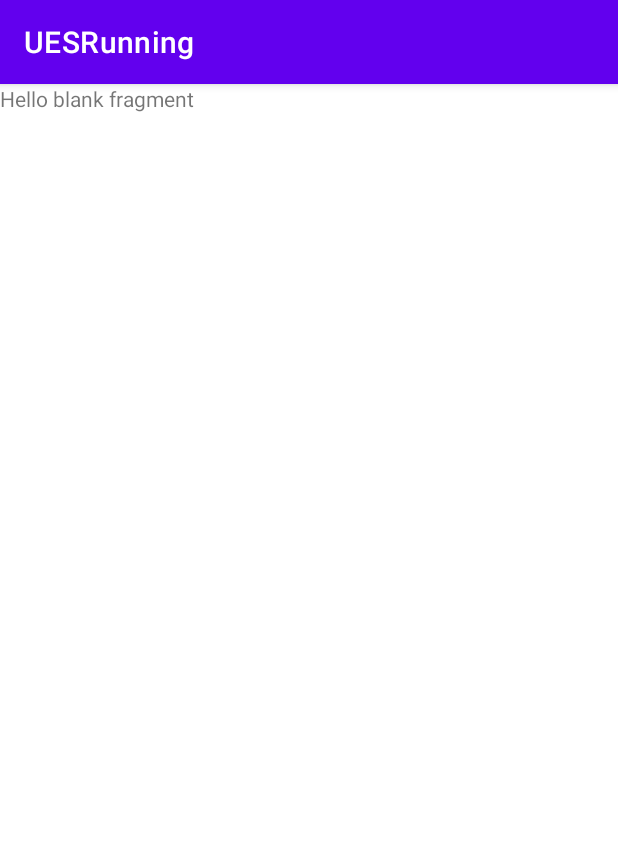
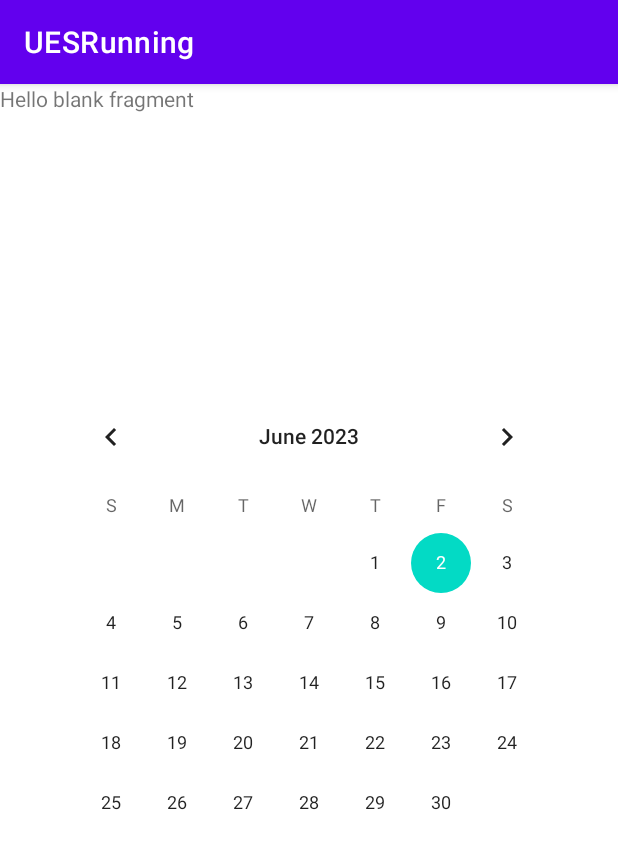
Before and after one commit to Edenilson-Molina/UESRunning, an Android app: the fragment CalendarioFragment shown on its own in the app's theme, on a phone screen of 412 x 824 dp. Shown: the top 849 px of the screen. Run offline under Robolectric (Android 15) with nearby library versions, the phone set to English and light mode, and no system bars.

Commit message:
Agregar calendario

```diff
--- a/app/src/main/java/sv/edu/ues/fia/eisi/uesrunning/ui/misdatos/CalendarioFragment.java
+++ b/app/src/main/java/sv/edu/ues/fia/eisi/uesrunning/ui/misdatos/CalendarioFragment.java
@@ -7,6 +7,7 @@ import androidx.fragment.app.Fragment;
 import android.view.LayoutInflater;
 import android.view.View;
 import android.view.ViewGroup;
+import android.widget.CalendarView;
 
 import sv.edu.ues.fia.eisi.uesrunning.R;
 
@@ -18,5 +19,7 @@ public class CalendarioFragment extends Fragment {
                              Bundle savedInstanceState) {
         // Inflate the layout for this fragment
         return inflater.inflate(R.layout.fragment_calendario, container, false);
+
+
     }
 }
--- a/app/src/main/res/layout/fragment_calendario.xml
+++ b/app/src/main/res/layout/fragment_calendario.xml
@@ -1,5 +1,6 @@
 <?xml version="1.0" encoding="utf-8"?>
 <FrameLayout xmlns:android="http://schemas.android.com/apk/res/android"
+    xmlns:app="http://schemas.android.com/apk/res-auto"
     xmlns:tools="http://schemas.android.com/tools"
     android:id="@+id/frame_calendario"
     android:layout_width="match_parent"
@@ -7,9 +8,27 @@
     tools:context=".ui.misdatos.CalendarioFragment">
 
     <!-- TODO: Update blank fragment layout -->
-    <TextView
+
+    <androidx.constraintlayout.widget.ConstraintLayout
         android:layout_width="match_parent"
-        android:layout_height="match_parent"
-        android:text="@string/hello_blank_fragment" />
+        android:layout_height="match_parent">
+
+        <TextView
+            android:layout_width="match_parent"
+            android:layout_height="match_parent"
+            android:text="@string/hello_blank_fragment"
+            tools:layout_editor_absoluteX="31dp"
+            tools:layout_editor_absoluteY="40dp" />
+
+        <CalendarView
+            android:id="@+id/calendarView"
+            android:layout_width="wrap_content"
+            android:layout_height="wrap_content"
+            android:layout_marginTop="201dp"
+            app:layout_constraintEnd_toEndOf="parent"
+            app:layout_constraintStart_toStartOf="parent"
+            app:layout_constraintTop_toTopOf="parent" />
+
+    </androidx.constraintlayout.widget.ConstraintLayout>
 
 </FrameLayout>
```
